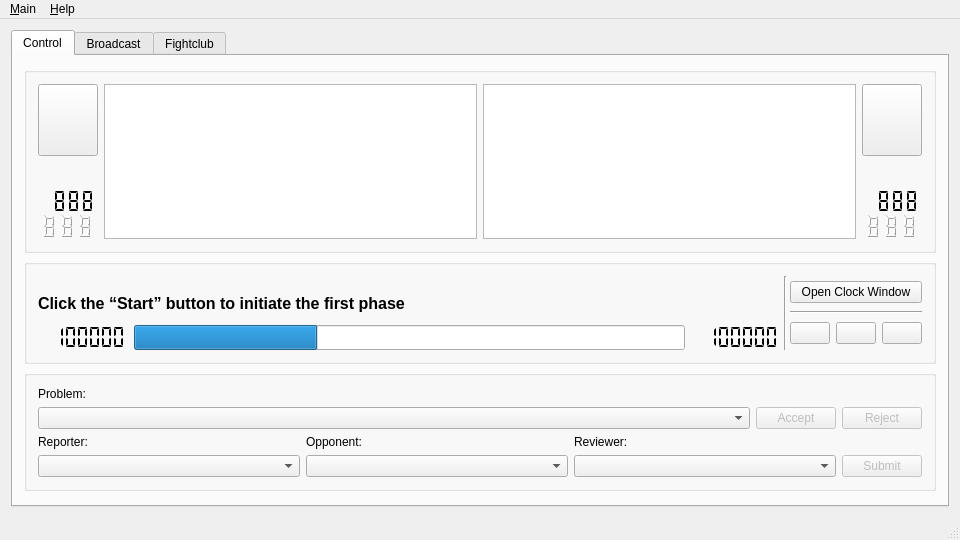
The window that client/fightclubclient.ui (SFr682k/fightclub) describes before a commit, drawn with Qt 5.
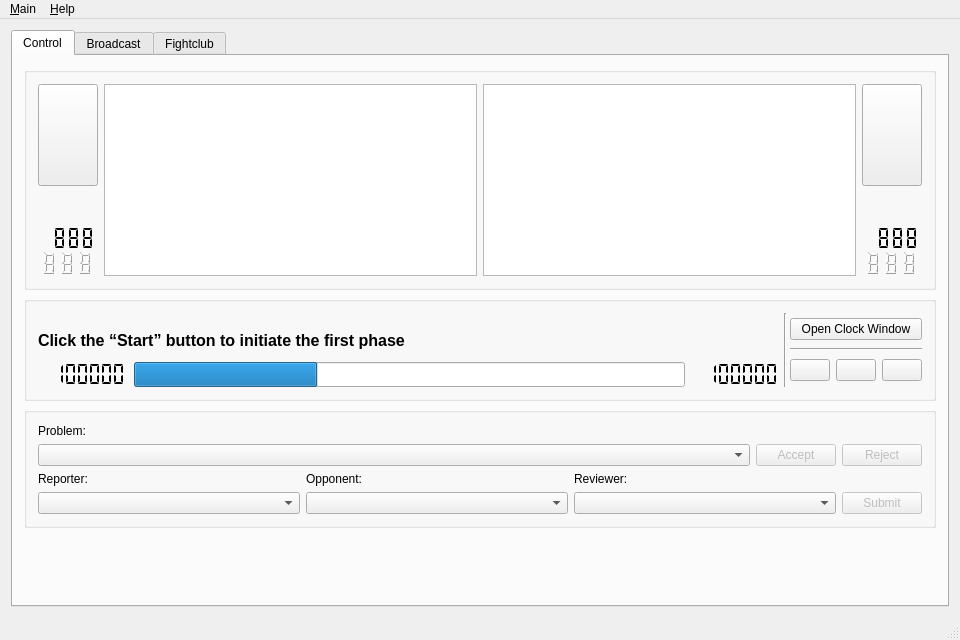
The same window after the commit. Icons and pictures are not drawn.

Diff of the .ui file:
```diff
--- a/client/fightclubclient.ui
+++ b/client/fightclubclient.ui
@@ -7,13 +7,13 @@
     <x>0</x>
     <y>0</y>
     <width>960</width>
-    <height>540</height>
+    <height>640</height>
    </rect>
   </property>
   <property name="minimumSize">
    <size>
     <width>960</width>
-    <height>540</height>
+    <height>640</height>
    </size>
   </property>
   <property name="windowTitle">
@@ -971,6 +971,9 @@
           <property name="orientation">
            <enum>Qt::Vertical</enum>
           </property>
+          <property name="sizeType">
+           <enum>QSizePolicy::MinimumExpanding</enum>
+          </property>
           <property name="sizeHint" stdset="0">
            <size>
             <width>20</width>
```
Left out of the diff: 2 changed lines with no effect on the pictures.
